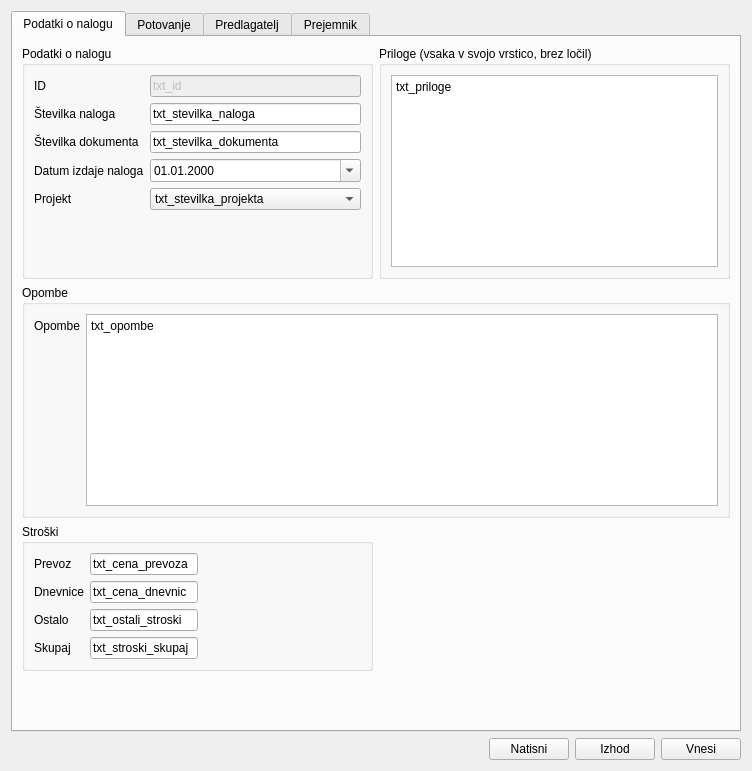
First picture: the form in potninalogi.ui, repository bubi-luka/BubiRacun, before the edit.
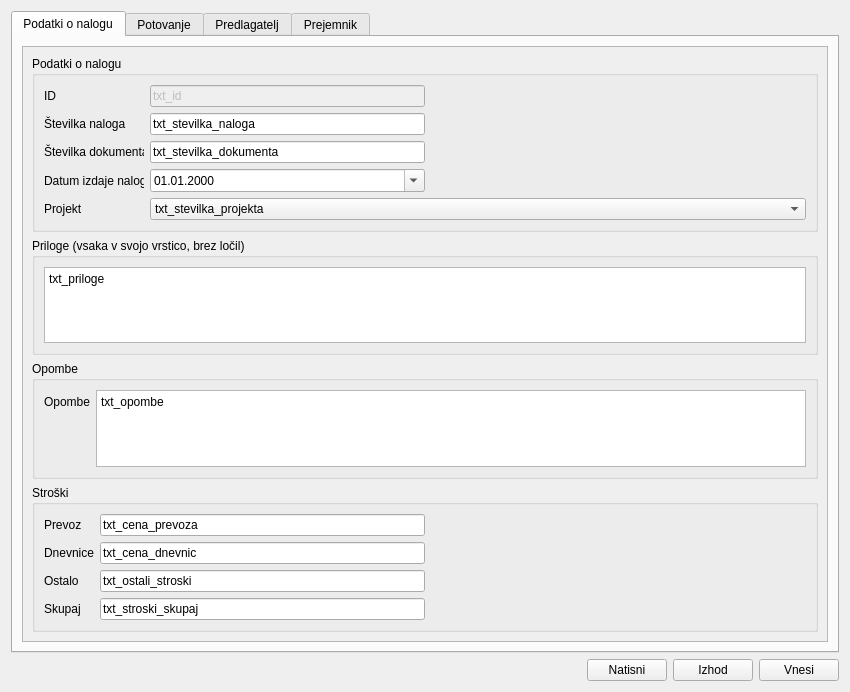
Second picture: the form after the edit. The open tabs and pages were chosen to show the change.

Commit message:
POTNI NALOG -> IME PROJEKTA
Premik vnosnih polj, tako da se vidi celo ime projekta. Prvotno se je v
okolju Windows videl zgolj del imena, po dolžini enak dolžini polja. V
Linux okolju je delovalo brez te omejitve. Sedaj je dolžina polja prek
celotnega okna, tako da naj bi se videl precej večji del imena projekta.

closes #91

The edit to the form file:
```diff
--- a/potninalogi.ui
+++ b/potninalogi.ui
@@ -9,8 +9,8 @@
    <rect>
     <x>0</x>
     <y>0</y>
-    <width>741</width>
-    <height>771</height>
+    <width>850</width>
+    <height>692</height>
    </rect>
   </property>
   <property name="windowTitle">
@@ -26,131 +26,57 @@
       <attribute name="title">
        <string>Podatki o nalogu</string>
       </attribute>
-      <layout class="QGridLayout" name="gridLayout_2">
-       <item row="2" column="0">
-        <widget class="QGroupBox" name="groupBox_6">
-         <property name="title">
-          <string>Stroški</string>
+      <layout class="QVBoxLayout" name="verticalLayout_9">
+       <item>
+        <widget class="QScrollArea" name="scrollArea">
+         <property name="widgetResizable">
+          <bool>true</bool>
          </property>
-         <layout class="QGridLayout" name="gridLayout_7">
-          <item row="0" column="0">
-           <layout class="QFormLayout" name="formLayout_6">
-            <item row="0" column="0">
-             <widget class="QLabel" name="label_17">
-              <property name="text">
-               <string>Prevoz</string>
-              </property>
-             </widget>
-            </item>
-            <item row="0" column="1">
-             <widget class="QLineEdit" name="txt_cena_prevoza">
-              <property name="text">
-               <string>txt_cena_prevoza</string>
-              </property>
-             </widget>
-            </item>
-            <item row="1" column="0">
-             <widget class="QLabel" name="label_28">
-              <property name="text">
-               <string>Dnevnice</string>
-              </property>
-             </widget>
-            </item>
-            <item row="1" column="1">
-             <widget class="QLineEdit" name="txt_cena_dnevnic">
-              <property name="text">
-               <string>txt_cena_dnevnic</string>
-              </property>
-             </widget>
-            </item>
-            <item row="2" column="0">
-             <widget class="QLabel" name="label_26">
-              <property name="text">
-               <string>Ostalo</string>
-              </property>
-             </widget>
-            </item>
-            <item row="2" column="1">
-             <widget class="QLineEdit" name="txt_ostali_stroski">
-              <property name="text">
-               <string>txt_ostali_stroski</string>
-              </property>
-             </widget>
-            </item>
-            <item row="3" column="1">
-             <widget class="QLineEdit" name="txt_stroski_skupaj">
-              <property name="text">
-               <string>txt_stroski_skupaj</string>
-              </property>
-             </widget>
-            </item>
-            <item row="3" column="0">
-             <widget class="QLabel" name="label_29">
-              <property name="text">
-               <string>Skupaj</string>
-              </property>
-             </widget>
-            </item>
-           </layout>
-          </item>
-          <item row="0" column="1">
-           <spacer name="horizontalSpacer_5">
-            <property name="orientation">
-             <enum>Qt::Horizontal</enum>
-            </property>
-            <property name="sizeHint" stdset="0">
-             <size>
-              <width>40</width>
-              <height>20</height>
-             </size>
-            </property>
-           </spacer>
-          </item>
-         </layout>
-        </widget>
-       </item>
-       <item row="3" column="0" colspan="2">
-        <spacer name="verticalSpacer">
-         <property name="orientation">
-          <enum>Qt::Vertical</enum>
-         </property>
-         <property name="sizeHint" stdset="0">
-          <size>
-           <width>20</width>
-           <height>40</height>
-          </size>
-         </property>
-        </spacer>
-       </item>
-       <item row="0" column="1">
-        <widget class="QGroupBox" name="groupBox_8">
-         <property name="title">
-          <string>Priloge (vsaka v svojo vrstico, brez ločil)</string>
-         </property>
-         <layout class="QVBoxLayout" name="verticalLayout_2">
+         <widget class="QWidget" name="scrollAreaWidgetContents_3">
+          <property name="geometry">
+           <rect>
+            <x>0</x>
+            <y>0</y>
+            <width>790</width>
+            <height>630</height>
+           </rect>
+          </property>
+          <layout class="QVBoxLayout" name="verticalLayout_10">
           <item>
-           <widget class="QPlainTextEdit" name="txt_priloge">
-            <property name="plainText">
-             <string>txt_priloge</string>
-            </property>
-           </widget>
-          </item>
-         </layout>
-        </widget>
-       </item>
-       <item row="0" column="0">
         <widget class="QGroupBox" name="groupBox">
          <property name="title">
           <string>Podatki o nalogu</string>
          </property>
          <layout class="QGridLayout" name="gridLayout">
           <item row="0" column="0">
+               <layout class="QVBoxLayout" name="verticalLayout_8">
+                <item>
+                 <layout class="QHBoxLayout" name="horizontalLayout_7">
+                  <item>
            <layout class="QFormLayout" name="formLayout">
             <property name="fieldGrowthPolicy">
              <enum>QFormLayout::AllNonFixedFieldsGrow</enum>
             </property>
             <item row="0" column="0">
              <widget class="QLabel" name="label">
+                      <property name="sizePolicy">
+                       <sizepolicy hsizetype="Fixed" vsizetype="Preferred">
+                        <horstretch>0</horstretch>
+                        <verstretch>0</verstretch>
+                       </sizepolicy>
+                      </property>
+                      <property name="minimumSize">
+                       <size>
+                        <width>100</width>
+                        <height>0</height>
+                       </size>
+                      </property>
+                      <property name="maximumSize">
+                       <size>
+                        <width>100</width>
+                        <height>16777215</height>
+                       </size>
+                      </property>
               <property name="text">
                <string>ID</string>
               </property>
@@ -168,6 +94,24 @@
             </item>
             <item row="1" column="0">
              <widget class="QLabel" name="label_2">
+                      <property name="sizePolicy">
+                       <sizepolicy hsizetype="Fixed" vsizetype="Preferred">
+                        <horstretch>0</horstretch>
+                        <verstretch>0</verstretch>
+                       </sizepolicy>
+                      </property>
+                      <property name="minimumSize">
+                       <size>
+                        <width>100</width>
+                        <height>0</height>
+                       </size>
+                      </property>
+                      <property name="maximumSize">
+                       <size>
+                        <width>100</width>
+                        <height>16777215</height>
+                       </size>
+                      </property>
               <property name="text">
                <string>Številka naloga</string>
               </property>
@@ -185,6 +129,24 @@
             </item>
             <item row="2" column="0">
              <widget class="QLabel" name="label_46">
+                      <property name="sizePolicy">
+                       <sizepolicy hsizetype="Fixed" vsizetype="Preferred">
+                        <horstretch>0</horstretch>
+                        <verstretch>0</verstretch>
+                       </sizepolicy>
+                      </property>
+                      <property name="minimumSize">
+                       <size>
+                        <width>100</width>
+                        <height>0</height>
+                       </size>
+                      </property>
+                      <property name="maximumSize">
+                       <size>
+                        <width>100</width>
+                        <height>16777215</height>
+                       </size>
+                      </property>
               <property name="text">
                <string>Številka dokumenta</string>
               </property>
@@ -199,6 +161,24 @@
             </item>
             <item row="3" column="0">
              <widget class="QLabel" name="label_3">
+                      <property name="sizePolicy">
+                       <sizepolicy hsizetype="Fixed" vsizetype="Preferred">
+                        <horstretch>0</horstretch>
+                        <verstretch>0</verstretch>
+                       </sizepolicy>
+                      </property>
+                      <property name="minimumSize">
+                       <size>
+                        <width>100</width>
+                        <height>0</height>
+                       </size>
+                      </property>
+                      <property name="maximumSize">
+                       <size>
+                        <width>100</width>
+                        <height>16777215</height>
+                       </size>
+                      </property>
               <property name="text">
                <string>Datum izdaje naloga</string>
               </property>
@@ -214,14 +194,51 @@
               </property>
              </widget>
             </item>
-            <item row="4" column="0">
+                   </layout>
+                  </item>
+                  <item>
+                   <spacer name="horizontalSpacer_12">
+                    <property name="orientation">
+                     <enum>Qt::Horizontal</enum>
+                    </property>
+                    <property name="sizeHint" stdset="0">
+                     <size>
+                      <width>40</width>
+                      <height>20</height>
+                     </size>
+                    </property>
+                   </spacer>
+                  </item>
+                 </layout>
+                </item>
+                <item>
+                 <layout class="QFormLayout" name="formLayout_11">
+                  <item row="0" column="0">
              <widget class="QLabel" name="label_42">
+                    <property name="sizePolicy">
+                     <sizepolicy hsizetype="Fixed" vsizetype="Preferred">
+                      <horstretch>0</horstretch>
+                      <verstretch>0</verstretch>
+                     </sizepolicy>
+                    </property>
+                    <property name="minimumSize">
+                     <size>
+                      <width>100</width>
+                      <height>0</height>
+                     </size>
+                    </property>
+                    <property name="maximumSize">
+                     <size>
+                      <width>100</width>
+                      <height>16777215</height>
+                     </size>
+                    </property>
               <property name="text">
                <string>Projekt</string>
               </property>
              </widget>
             </item>
-            <item row="4" column="1">
+                  <item row="0" column="1">
              <widget class="QComboBox" name="txt_stevilka_projekta">
               <item>
                <property name="text">
@@ -233,9 +250,27 @@
            </layout>
           </item>
          </layout>
-        </widget>
-       </item>
-       <item row="1" column="0" colspan="2">
+              </item>
+             </layout>
+            </widget>
+           </item>
+           <item>
+            <widget class="QGroupBox" name="groupBox_8">
+             <property name="title">
+              <string>Priloge (vsaka v svojo vrstico, brez ločil)</string>
+             </property>
+             <layout class="QVBoxLayout" name="verticalLayout_2">
+              <item>
+               <widget class="QPlainTextEdit" name="txt_priloge">
+                <property name="plainText">
+                 <string>txt_priloge</string>
+                </property>
+               </widget>
+              </item>
+             </layout>
+            </widget>
+           </item>
+           <item>
         <widget class="QGroupBox" name="groupBox_5">
          <property name="title">
           <string>Opombe</string>
@@ -265,6 +300,105 @@
          </layout>
         </widget>
        </item>
+           <item>
+            <widget class="QGroupBox" name="groupBox_6">
+             <property name="title">
+              <string>Stroški</string>
+             </property>
+             <layout class="QGridLayout" name="gridLayout_7">
+              <item row="0" column="0">
+               <layout class="QFormLayout" name="formLayout_6">
+                <item row="0" column="0">
+                 <widget class="QLabel" name="label_17">
+                  <property name="text">
+                   <string>Prevoz</string>
+                  </property>
+                 </widget>
+                </item>
+                <item row="0" column="1">
+                 <widget class="QLineEdit" name="txt_cena_prevoza">
+                  <property name="text">
+                   <string>txt_cena_prevoza</string>
+                  </property>
+                 </widget>
+                </item>
+                <item row="1" column="0">
+                 <widget class="QLabel" name="label_28">
+                  <property name="text">
+                   <string>Dnevnice</string>
+                  </property>
+                 </widget>
+                </item>
+                <item row="1" column="1">
+                 <widget class="QLineEdit" name="txt_cena_dnevnic">
+                  <property name="text">
+                   <string>txt_cena_dnevnic</string>
+                  </property>
+                 </widget>
+                </item>
+                <item row="2" column="0">
+                 <widget class="QLabel" name="label_26">
+                  <property name="text">
+                   <string>Ostalo</string>
+                  </property>
+                 </widget>
+                </item>
+                <item row="2" column="1">
+                 <widget class="QLineEdit" name="txt_ostali_stroski">
+                  <property name="text">
+                   <string>txt_ostali_stroski</string>
+                  </property>
+                 </widget>
+                </item>
+                <item row="3" column="1">
+                 <widget class="QLineEdit" name="txt_stroski_skupaj">
+                  <property name="text">
+                   <string>txt_stroski_skupaj</string>
+                  </property>
+                 </widget>
+                </item>
+                <item row="3" column="0">
+                 <widget class="QLabel" name="label_29">
+                  <property name="text">
+                   <string>Skupaj</string>
+                  </property>
+                 </widget>
+                </item>
+               </layout>
+              </item>
+              <item row="0" column="1">
+               <spacer name="horizontalSpacer_5">
+                <property name="orientation">
+                 <enum>Qt::Horizontal</enum>
+                </property>
+                <property name="sizeHint" stdset="0">
+                 <size>
+                  <width>40</width>
+                  <height>20</height>
+                 </size>
+                </property>
+               </spacer>
+              </item>
+             </layout>
+            </widget>
+           </item>
+           <item>
+            <spacer name="verticalSpacer">
+             <property name="orientation">
+              <enum>Qt::Vertical</enum>
+             </property>
+             <property name="sizeHint" stdset="0">
+              <size>
+               <width>20</width>
+               <height>40</height>
+              </size>
+             </property>
+            </spacer>
+           </item>
+          </layout>
+         </widget>
+        </widget>
+       </item>
       </layout>
      </widget>
      <widget class="QWidget" name="tab_potovanje">
@@ -279,6 +413,21 @@
          </property>
          <layout class="QVBoxLayout" name="verticalLayout_7">
           <item>
+           <widget class="QScrollArea" name="scrollArea_2">
+            <property name="widgetResizable">
+             <bool>true</bool>
+            </property>
+            <widget class="QWidget" name="scrollAreaWidgetContents_4">
+             <property name="geometry">
+              <rect>
+               <x>0</x>
+               <y>0</y>
+               <width>764</width>
+               <height>617</height>
+              </rect>
+             </property>
+             <layout class="QVBoxLayout" name="verticalLayout_11">
+              <item>
            <widget class="QScrollArea" name="wid_pot">
             <property name="minimumSize">
              <size>
@@ -294,8 +443,8 @@
               <rect>
                <x>0</x>
                <y>0</y>
-               <width>673</width>
-               <height>189</height>
+                   <width>744</width>
+                   <height>148</height>
               </rect>
              </property>
             </widget>
@@ -429,7 +578,7 @@
                 <rect>
                  <x>0</x>
                  <y>0</y>
-                 <width>551</width>
+                     <width>622</width>
                  <height>148</height>
                 </rect>
                </property>
@@ -568,6 +717,23 @@
             </item>
            </layout>
           </item>
+              <item>
+               <spacer name="verticalSpacer_4">
+                <property name="orientation">
+                 <enum>Qt::Vertical</enum>
+                </property>
+                <property name="sizeHint" stdset="0">
+                 <size>
+                  <width>20</width>
+                  <height>40</height>
+                 </size>
+                </property>
+               </spacer>
+              </item>
+             </layout>
+            </widget>
+           </widget>
+          </item>
          </layout>
         </widget>
        </item>
```
Left out of the diff: 1 changed line with no effect on the pictures. Lines whose indentation alone changed are shown as unchanged.
